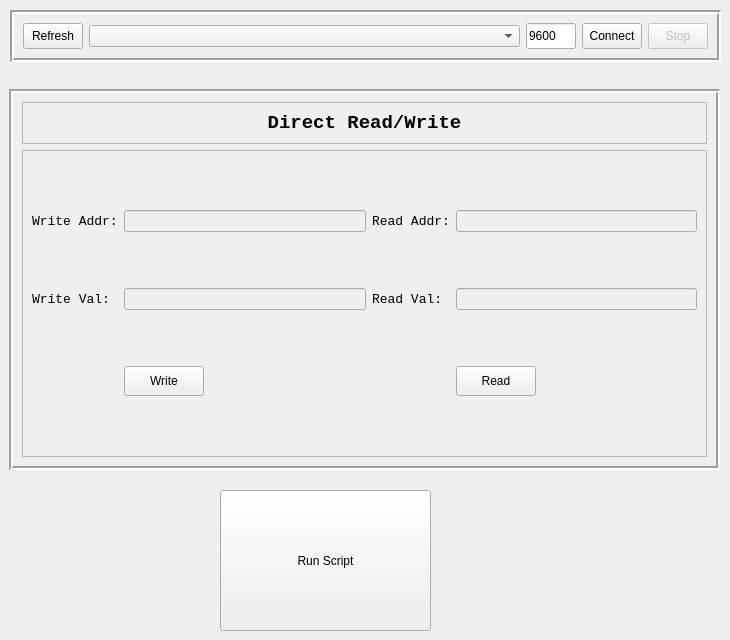
Qt form host_ware/UIs/main_gui.ui (Mahmoussam/EwE) before a commit.
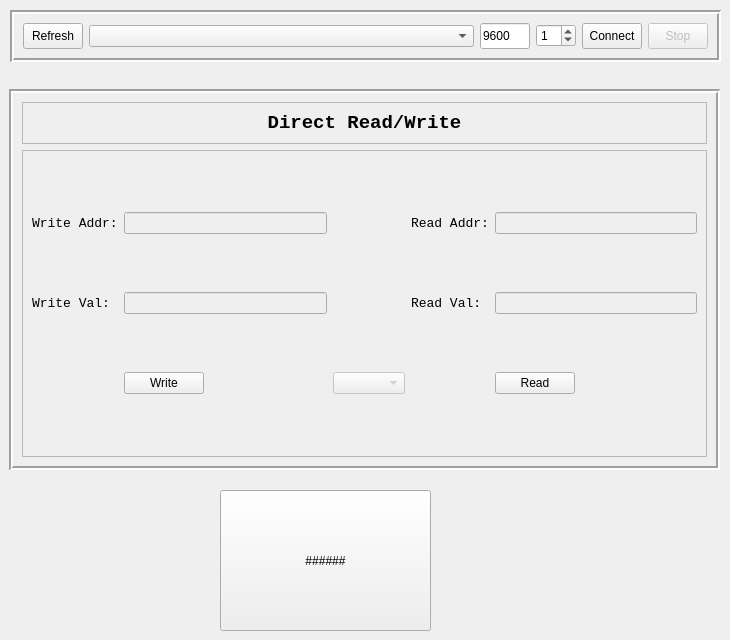
The same form after that commit.

Commit message: Extended UI to realize Daisy Chain

Patch:
```diff
--- a/host_ware/UIs/main_gui.ui
+++ b/host_ware/UIs/main_gui.ui
@@ -64,6 +64,25 @@
       </property>
      </widget>
     </item>
+    <item>
+     <widget class="QSpinBox" name="DChainLengthSpinBox">
+      <property name="enabled">
+       <bool>true</bool>
+      </property>
+      <property name="maximumSize">
+       <size>
+        <width>40</width>
+        <height>16777215</height>
+       </size>
+      </property>
+      <property name="maximum">
+       <number>6</number>
+      </property>
+      <property name="value">
+       <number>1</number>
+      </property>
+     </widget>
+    </item>
     <item>
      <widget class="QPushButton" name="ComConnectButton">
       <property name="maximumSize">
@@ -178,6 +197,45 @@
          </property>
         </widget>
        </item>
+       <item row="0" column="3">
+        <widget class="QLabel" name="label_4">
+         <property name="font">
+          <font>
+           <family>Consolas</family>
+           <pointsize>10</pointsize>
+          </font>
+         </property>
+         <property name="text">
+          <string>Read Addr:</string>
+         </property>
+        </widget>
+       </item>
+       <item row="1" column="3">
+        <widget class="QLabel" name="label_5">
+         <property name="font">
+          <font>
+           <family>Consolas</family>
+           <pointsize>10</pointsize>
+          </font>
+         </property>
+         <property name="text">
+          <string>Read Val:</string>
+         </property>
+        </widget>
+       </item>
+       <item row="1" column="0">
+        <widget class="QLabel" name="label_3">
+         <property name="font">
+          <font>
+           <family>Consolas</family>
+           <pointsize>10</pointsize>
+          </font>
+         </property>
+         <property name="text">
+          <string>Write Val:</string>
+         </property>
+        </widget>
+       </item>
        <item row="0" column="1">
         <widget class="QLineEdit" name="WriteAddrInput">
          <property name="enabled">
@@ -188,17 +246,27 @@
          </property>
         </widget>
        </item>
-       <item row="1" column="3">
-        <widget class="QLineEdit" name="ReadValOutput">
-         <property name="enabled">
-          <bool>false</bool>
+       <item row="2" column="1">
+        <widget class="QPushButton" name="WriteValButton">
+         <property name="maximumSize">
+          <size>
+           <width>80</width>
+           <height>30</height>
+          </size>
          </property>
-         <property name="toolTip">
-          <string>The value read at specified address within DUT</string>
+         <property name="font">
+          <font>
+           <pointsize>9</pointsize>
+           <weight>50</weight>
+           <bold>false</bold>
+          </font>
+         </property>
+         <property name="text">
+          <string>Write</string>
          </property>
         </widget>
        </item>
-       <item row="0" column="3">
+       <item row="0" column="4">
         <widget class="QLineEdit" name="ReadAddrInput">
          <property name="enabled">
           <bool>false</bool>
@@ -218,6 +286,13 @@
          </property>
         </widget>
        </item>
+       <item row="2" column="3">
+        <widget class="QLabel" name="label_7">
+         <property name="text">
+          <string/>
+         </property>
+        </widget>
+       </item>
        <item row="2" column="0">
         <widget class="QLabel" name="label_6">
          <property name="text">
@@ -225,33 +300,7 @@
          </property>
         </widget>
        </item>
-       <item row="0" column="2">
-        <widget class="QLabel" name="label_4">
-         <property name="font">
-          <font>
-           <family>Consolas</family>
-           <pointsize>10</pointsize>
-          </font>
-         </property>
-         <property name="text">
-          <string>Read Addr:</string>
-         </property>
-        </widget>
-       </item>
-       <item row="1" column="0">
-        <widget class="QLabel" name="label_3">
-         <property name="font">
-          <font>
-           <family>Consolas</family>
-           <pointsize>10</pointsize>
-          </font>
-         </property>
-         <property name="text">
-          <string>Write Val:</string>
-         </property>
-        </widget>
-       </item>
-       <item row="2" column="3">
+       <item row="2" column="4">
         <widget class="QPushButton" name="ReadValButton">
          <property name="maximumSize">
           <size>
@@ -271,43 +320,20 @@
          </property>
         </widget>
        </item>
+       <item row="1" column="4">
+        <widget class="QLineEdit" name="ReadValOutput">
+         <property name="enabled">
+          <bool>false</bool>
+         </property>
+         <property name="toolTip">
+          <string>The value read at specified address within DUT</string>
+         </property>
+        </widget>
+       </item>
        <item row="2" column="2">
-        <widget class="QLabel" name="label_7">
-         <property name="text">
-          <string/>
-         </property>
-        </widget>
-       </item>
-       <item row="1" column="2">
-        <widget class="QLabel" name="label_5">
-         <property name="font">
-          <font>
-           <family>Consolas</family>
-           <pointsize>10</pointsize>
-          </font>
-         </property>
-         <property name="text">
-          <string>Read Val:</string>
-         </property>
-        </widget>
-       </item>
-       <item row="2" column="1">
-        <widget class="QPushButton" name="WriteValButton">
-         <property name="maximumSize">
-          <size>
-           <width>80</width>
-           <height>30</height>
-          </size>
-         </property>
-         <property name="font">
-          <font>
-           <pointsize>9</pointsize>
-           <weight>50</weight>
-           <bold>false</bold>
-          </font>
-         </property>
-         <property name="text">
-          <string>Write</string>
+        <widget class="QComboBox" name="DXComboBox">
+         <property name="enabled">
+          <bool>false</bool>
          </property>
         </widget>
        </item>
@@ -326,7 +352,7 @@
     </rect>
    </property>
    <property name="text">
-    <string>Run Script</string>
+    <string>######</string>
    </property>
   </widget>
  </widget>
```
The commit also changes 5 other files.
